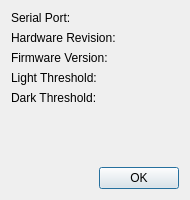
The window that iblrig/gui/ui_frame2ttl.ui (int-brain-lab/iblrig) describes before a commit, drawn with Qt 5.
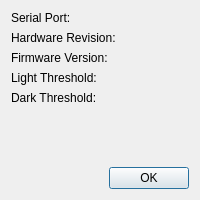
The same window after the commit.

Commit message: switch to using QT worker for Frame2TTL calibration

```diff
--- a/iblrig/gui/ui_frame2ttl.ui
+++ b/iblrig/gui/ui_frame2ttl.ui
@@ -6,7 +6,7 @@
    <rect>
     <x>0</x>
     <y>0</y>
-    <width>184</width>
+    <width>200</width>
     <height>200</height>
    </rect>
   </property>
@@ -18,13 +18,13 @@
   </property>
   <property name="minimumSize">
    <size>
-    <width>190</width>
+    <width>200</width>
     <height>200</height>
    </size>
   </property>
   <property name="maximumSize">
    <size>
-    <width>190</width>
+    <width>200</width>
     <height>200</height>
    </size>
   </property>
```
The commit also changes 2 other files.
